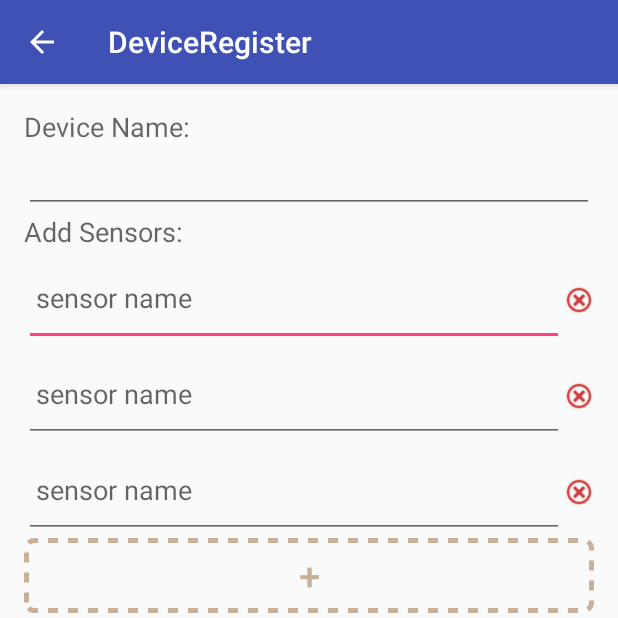
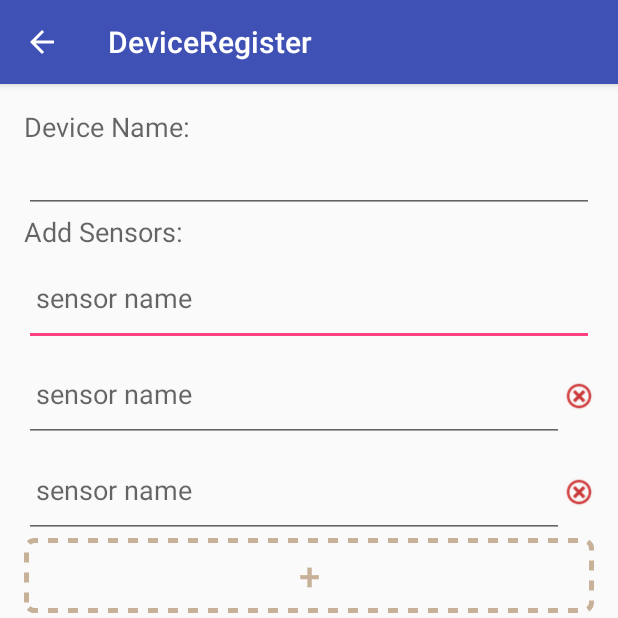
Before and after one commit to GeneralMayo/LittleBrother, an Android app: the DeviceRegisterActivity screen opened directly, with no data from a screen before it, on a phone screen of 412 x 824 dp, the top half of it. Run offline under Robolectric (Android 15) with nearby library versions, the phone set to English and light mode, and no system bars; 1 statement that could not run was skipped.

Commit message:
Fixes to UI

```diff
--- a/app/app/src/main/java/edu/cmu/ece18549/little_brother/littlebrother/adapter/SensorRegisterAdapter.java
+++ b/app/app/src/main/java/edu/cmu/ece18549/little_brother/littlebrother/adapter/SensorRegisterAdapter.java
@@ -31,6 +31,7 @@ public class SensorRegisterAdapter extends RecyclerView.Adapter<SensorRegisterAd
         public EditText editTextView;
         public Button removeButton;
         public Button addButton;
+        private View view;
 
         // We also create a constructor that accepts the entire item row
         // and does the view lookups to find each subview
@@ -41,6 +42,11 @@ public class SensorRegisterAdapter extends RecyclerView.Adapter<SensorRegisterAd
             editTextView = (EditText) itemView.findViewById(R.id.sensor_name_edit);
             removeButton = (Button) itemView.findViewById(R.id.delete_sensor_button);
             addButton = (Button) itemView.findViewById(R.id.plus_one_button);
+            view = itemView;
+        }
+
+        public View getItemView() {
+            return view;
         }
     }
 
@@ -88,6 +94,8 @@ public class SensorRegisterAdapter extends RecyclerView.Adapter<SensorRegisterAd
             Button button = viewHolder.addButton;
             button.setOnClickListener(new SensorAddListener(this, mSensors));
         } else if (position == 0) {
+            Button button = viewHolder.removeButton;
+            viewHolder.getItemView().findViewById(R.id.delete_sensor_button).setVisibility(View.GONE);
             EditText editText = viewHolder.editTextView;
             editText.addTextChangedListener(new SensorTextWatcher(mSensors.get(position)));
         } else if (position < mSensors.size()) {
@@ -95,7 +103,6 @@ public class SensorRegisterAdapter extends RecyclerView.Adapter<SensorRegisterAd
             EditText editText = viewHolder.editTextView;
             button.setOnClickListener(new SensorDeleteListener(this, mSensors, mSensors.get(position)));
             editText.addTextChangedListener(new SensorTextWatcher(mSensors.get(position)));
-
         }
     }
 
--- a/app/app/src/main/java/edu/cmu/ece18549/little_brother/littlebrother/data_component/Device.java
+++ b/app/app/src/main/java/edu/cmu/ece18549/little_brother/littlebrother/data_component/Device.java
@@ -154,6 +154,10 @@ public class Device {
         mComponents.put(sensor,newLogs);
     }
 
+    public synchronized void clearComponents() {
+        mComponents.clear();
+    }
+
     public synchronized Map<Sensor, List<DeviceLog>> getComponents(){
         return mComponents;
     }
--- a/app/app/src/main/java/edu/cmu/ece18549/little_brother/littlebrother/service/DeviceFinderService.java
+++ b/app/app/src/main/java/edu/cmu/ece18549/little_brother/littlebrother/service/DeviceFinderService.java
@@ -139,6 +139,7 @@ public class DeviceFinderService extends Service implements DeviceFinderServiceI
                         Log.i(TAG, "Initiating device scan");
                         Device device = ifdf.getNewDevice();
                         mDevices.add(device);
+                        Log.i(TAG, ""+mLogs.size());
                         mLogs.addAll(device.getLogs());
                         mBLEChangeIntent = new Intent(BLE_CHANGE_ACTION);
                         mBLEChangeIntent.putExtra(BLE_CHANGE_EXTRA, LOG_FOUND);
--- a/app/app/src/main/res/layout/content_main.xml
+++ b/app/app/src/main/res/layout/content_main.xml
@@ -55,6 +55,7 @@
         android:width="@dimen/main_button_size"
         android:height="@dimen/main_button_size"
         android:text="@string/your_devices"
+        android:onClick="loadDevicesAroundActivity"
         android:id="@+id/button4"
         android:layout_alignTop="@+id/button3"
         android:layout_alignStart="@+id/button1" />
@@ -76,6 +77,7 @@
         android:width="@dimen/main_button_size"
         android:height="@dimen/main_button_size"
         android:text="@string/test"
+        android:onClick="loadStoredDataActivity"
         android:id="@+id/button5"
         android:layout_marginTop="71dp"
         android:layout_below="@+id/button3"
```
